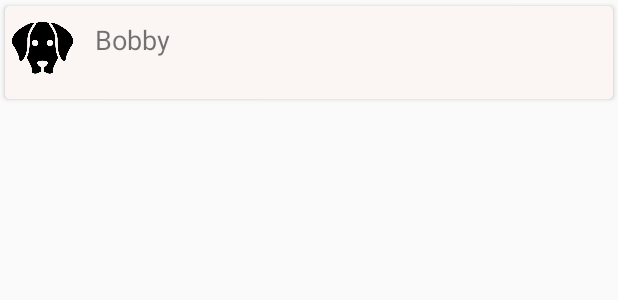
After one commit to pcardosolei/PetU4-app, an Android app: the layout card_animais.xml on its own in the app's theme, with its tools: preview values and no code run, on a phone screen of 412 x 824 dp. The commit adds this screen. Shown: the top 300 px of the screen. Run offline under Robolectric (Android 15) with nearby library versions, the phone set to English and light mode, and no system bars.

Commit message:
Navegation in app (#30)
* start

* update

* update

* Animais added, com foto

```diff
--- a/Pet4U/app/src/main/java/pet4u/pet4u/AppProperties.java
+++ b/Pet4U/app/src/main/java/pet4u/pet4u/AppProperties.java
@@ -9,7 +9,7 @@ public class AppProperties {
     public static String clientSecret = "my-secret-token-to-change-in-production";
     public static String grantType = "password";
     public static String scope = "read write";
-    public static String baseUrl = "http://128.199.53.78:8080/";
+    public static String baseUrl = "http://192.168.1.64:8080";
 
     // main server : http://128.199.53.78:8080/
     // server do carlos: http://192.168.43.242:8080/
--- a/Pet4U/app/src/main/java/pet4u/pet4u/activities/AnimalActivity.java
+++ b/Pet4U/app/src/main/java/pet4u/pet4u/activities/AnimalActivity.java
@@ -13,6 +13,8 @@ import java.util.ArrayList;
 import java.util.List;
 
 import pet4u.pet4u.R;
+import pet4u.pet4u.managers.Card;
+import pet4u.pet4u.managers.RVAdapter;
 
 public class AnimalActivity extends AppCompatActivity {
     TextView display_nome;
--- a/Pet4U/app/src/main/java/pet4u/pet4u/activities/EventoActivity.java
+++ b/Pet4U/app/src/main/java/pet4u/pet4u/activities/EventoActivity.java
@@ -11,8 +11,8 @@ import java.util.ArrayList;
 import java.util.List;
 
 import pet4u.pet4u.R;
-
-import static pet4u.pet4u.R.id.rv;
+import pet4u.pet4u.managers.Card;
+import pet4u.pet4u.managers.RVAdapter;
 
 public class EventoActivity extends AppCompatActivity {
 
--- a/Pet4U/app/src/main/java/pet4u/pet4u/activities/UserProfileActivity.java
+++ b/Pet4U/app/src/main/java/pet4u/pet4u/activities/UserProfileActivity.java
@@ -13,6 +13,8 @@ import java.util.ArrayList;
 import java.util.List;
 
 import pet4u.pet4u.R;
+import pet4u.pet4u.managers.Card;
+import pet4u.pet4u.managers.RVAdapter;
 
 public class UserProfileActivity extends AppCompatActivity {
     TextView display_nome;
--- a/Pet4U/app/src/main/java/pet4u/pet4u/activities/Card.java
+++ b/Pet4U/app/src/main/java/pet4u/pet4u/managers/Card.java
@@ -1,4 +1,4 @@
-package pet4u.pet4u.activities;
+package pet4u.pet4u.managers;
 
 import java.util.ArrayList;
 import java.util.List;
@@ -14,7 +14,7 @@ public class Card {
     String data;
     int iconId;
 
-    Card(String texto, String data, int iconId) {
+    public Card(String texto, String data, int iconId) {
         this.texto = texto;
         this.data = data;
         this.iconId = iconId;
--- a/Pet4U/app/src/main/java/pet4u/pet4u/managers/DownloadImageTask.java
+++ b/Pet4U/app/src/main/java/pet4u/pet4u/managers/DownloadImageTask.java
@@ -29,7 +29,9 @@ public class DownloadImageTask extends AsyncTask<String, Void, Bitmap> {
             InputStream in = new java.net.URL(urldisplay).openStream();
             mIcon11 = BitmapFactory.decodeStream(in);
         } catch (Exception e) {
-            Log.e("Error", e.getMessage());
+            if(e.getMessage()!=null){
+                Log.e("Error", e.getMessage());
+            }
             e.printStackTrace();
         }
         return mIcon11;
--- a/Pet4U/app/src/main/java/pet4u/pet4u/activities/RVAdapter.java
+++ b/Pet4U/app/src/main/java/pet4u/pet4u/managers/RVAdapter.java
@@ -1,4 +1,4 @@
-package pet4u.pet4u.activities;
+package pet4u.pet4u.managers;
 
 import android.support.v7.widget.CardView;
 import android.support.v7.widget.RecyclerView;
@@ -19,7 +19,7 @@ import pet4u.pet4u.R;
 public class RVAdapter extends RecyclerView.Adapter<RVAdapter.CardViewHolder>{
     List<Card> cards;
 
-    RVAdapter(List<Card> cards){
+    public RVAdapter(List<Card> cards){
         this.cards = cards;
     }
 
--- a/Pet4U/app/src/main/java/pet4u/pet4u/managers/UserManager.java
+++ b/Pet4U/app/src/main/java/pet4u/pet4u/managers/UserManager.java
@@ -77,7 +77,7 @@ public class UserManager {
         }
 
         //System.out.println("System TOKEN: " + "Bearer " +  userToken.getAccessToken());
-        Call<ArrayList<EventoDTO>> call = eventosService.getEventos("Bearer " + userToken.getAccessToken(), animalID);
+        Call<ArrayList<EventoDTO>> call = eventosService.getEventosAnimal("Bearer " + userToken.getAccessToken(), animalID);
 
         call.enqueue(new Callback<ArrayList<EventoDTO>>() {
             @Override
--- a/Pet4U/app/src/main/java/pet4u/pet4u/services/EventosService.java
+++ b/Pet4U/app/src/main/java/pet4u/pet4u/services/EventosService.java
@@ -15,7 +15,7 @@ import retrofit2.http.Path;
 public interface EventosService {
 
     @GET("/api/evento/vacinas/animal/{animalId}")
-    Call<ArrayList<EventoDTO>> getEventos(
+    Call<ArrayList<EventoDTO>> getEventosAnimal(
             @Header("Authorization") String Authorization,
             @Path("animalId") int animalId
     );
--- a/Pet4U/app/src/main/java/pet4u/pet4u/user/AnimalDTO.java
+++ b/Pet4U/app/src/main/java/pet4u/pet4u/user/AnimalDTO.java
@@ -101,6 +101,12 @@ public class AnimalDTO {
         this.tipo = tipo;
     }
 
+    public int getPhotoNumber(){
+        if(this.fotos == null) return 0;
+        else return this.fotos.size();
+    }
+
+
     @Override
     public String toString() {
         return "AnimalDTO{" +
--- /dev/null
+++ b/Pet4U/app/src/main/res/layout/card_animais.xml
@@ -0,0 +1,40 @@
+<?xml version="1.0" encoding="utf-8"?>
+<LinearLayout xmlns:android="http://schemas.android.com/apk/res/android"
+    android:layout_width="wrap_content"
+    android:layout_height="wrap_content">
+
+    <android.support.v7.widget.CardView
+        xmlns:card_view="http://schemas.android.com/apk/res-auto"
+        android:id="@+id/card_view"
+        android:layout_gravity="center"
+        android:layout_width="match_parent"
+        android:layout_height="70dp"
+        card_view:cardBackgroundColor="@color/colorAccent"
+        card_view:cardUseCompatPadding="true"
+        card_view:cardCornerRadius="3dp">
+
+        <RelativeLayout
+            android:layout_width="match_parent"
+            android:layout_height="match_parent">
+
+            <ImageView
+                android:id="@+id/card_img"
+                android:layout_width="50dp"
+                android:layout_height="50dp"
+                android:paddingTop="5dp"
+                android:src="@drawable/dog_icon"/>
+
+            <TextView
+                android:id="@+id/card_txt"
+                android:layout_toEndOf="@id/card_img"
+                android:layout_width="match_parent"
+                android:layout_height="wrap_content"
+                android:textSize="18dp"
+                android:paddingTop="10dp"
+                android:paddingStart="10dp"
+                android:text="Bobby"/>
+
+        </RelativeLayout>
+    </android.support.v7.widget.CardView>
+
+</LinearLayout>
--- a/Pet4U/app/src/main/res/layout/content_main_screen_dono.xml
+++ b/Pet4U/app/src/main/res/layout/content_main_screen_dono.xml
@@ -139,8 +139,6 @@
             android:paddingEnd="20dp"
             android:layout_below="@id/line2"/>
 
-
-
     </RelativeLayout>
 
 </LinearLayout>
```
Also changed, not shown: Pet4U/app/src/main/java/pet4u/pet4u/Activities/MainScreenDono.java (+105 -39 lines), Pet4U/app/src/main/java/pet4u/pet4u/managers/AnimalCard.java (added, +18 -0 lines), Pet4U/app/src/main/java/pet4u/pet4u/managers/RVAdapterAnimal.java (added, +68 -0 lines).
